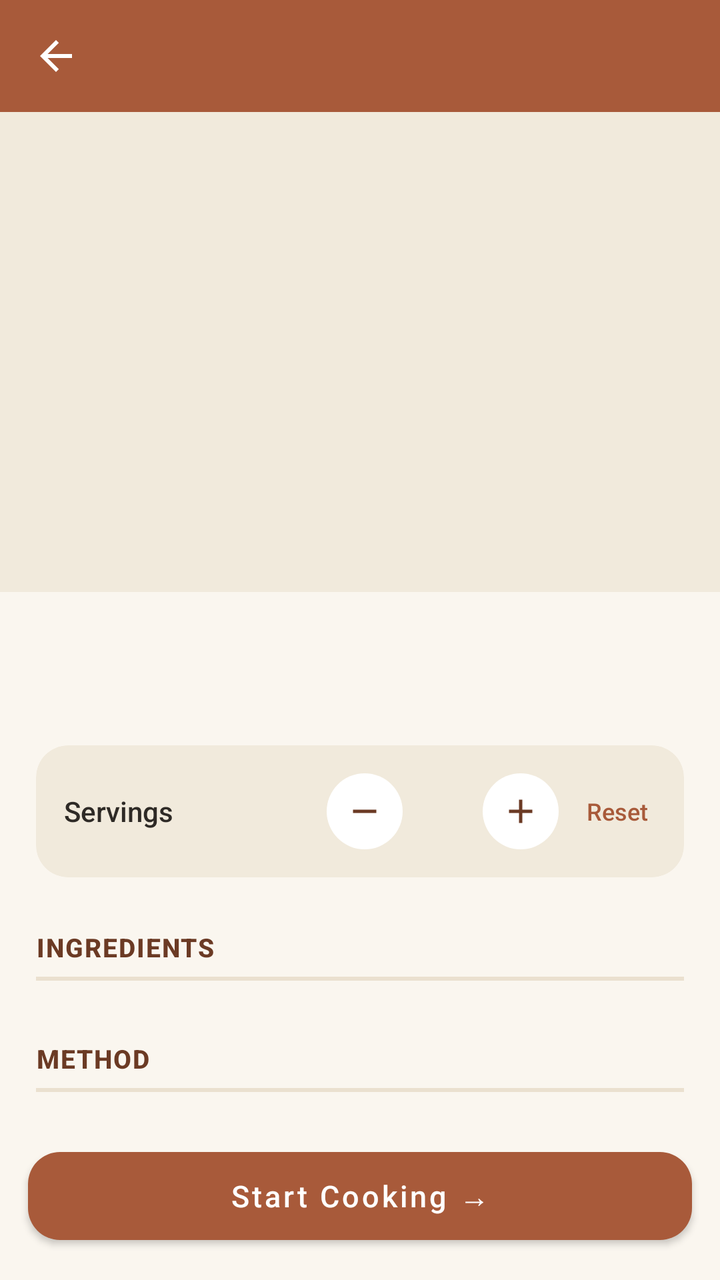
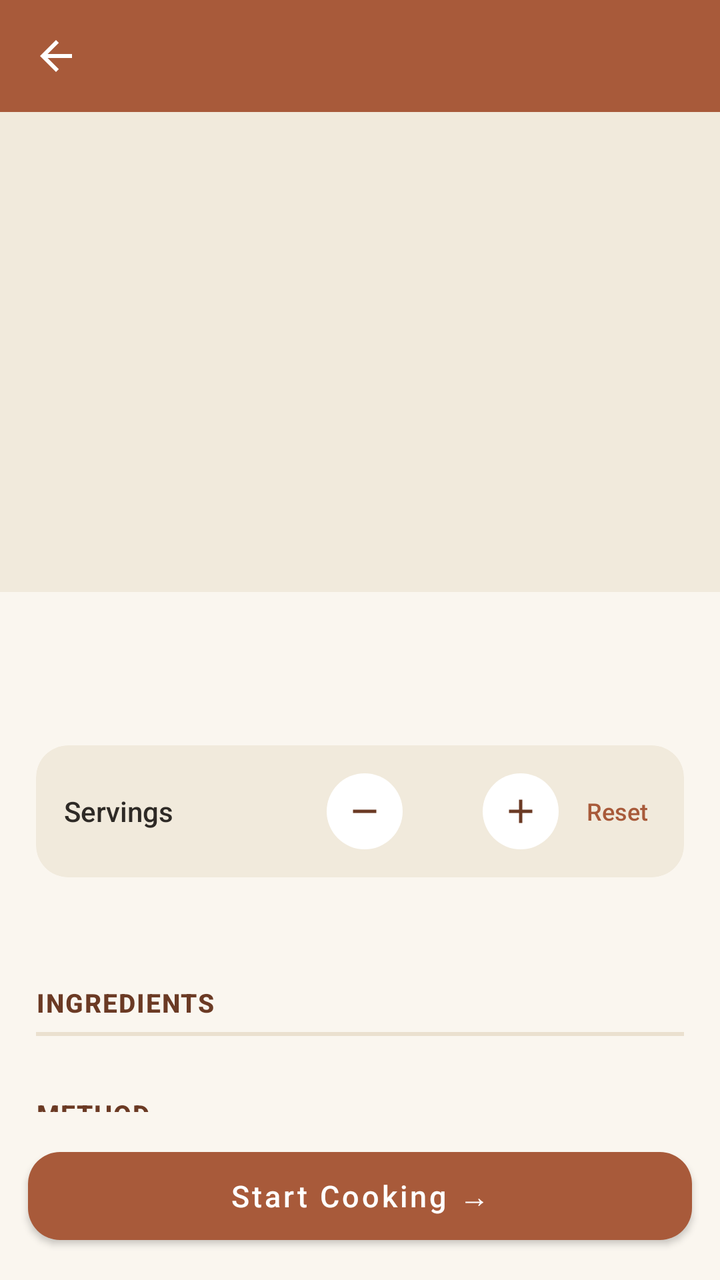

Two renders of the same Android screen: before a commit and after it. Below are the layout's source before the change and the commit's diff.
<!-- AndroidManifest.xml: application theme Theme.Aaswad -->
<!-- res/layout/activity_recipe_detail.xml -->
<?xml version="1.0" encoding="utf-8"?>
<LinearLayout xmlns:android="http://schemas.android.com/apk/res/android"
    xmlns:app="http://schemas.android.com/apk/res-auto"
    android:layout_width="match_parent"
    android:layout_height="match_parent"
    android:orientation="vertical"
    android:background="@color/background">

    <com.google.android.material.appbar.AppBarLayout
        android:layout_width="match_parent"
        android:layout_height="wrap_content"
        android:background="@color/primary"
        android:theme="@style/ThemeOverlay.MaterialComponents.Dark.ActionBar"
        app:elevation="2dp">

        <androidx.appcompat.widget.Toolbar
            android:id="@+id/detailToolbar"
            android:layout_width="match_parent"
            android:layout_height="?attr/actionBarSize"
            app:titleTextColor="@color/white"
            app:titleTextAppearance="@style/ToolbarTitleModern"
            app:navigationIcon="@drawable/ic_back" />

    </com.google.android.material.appbar.AppBarLayout>

    <androidx.core.widget.NestedScrollView
        android:layout_width="match_parent"
        android:layout_height="0dp"
        android:layout_weight="1"
        android:fillViewport="true">

        <LinearLayout
            android:layout_width="match_parent"
            android:layout_height="wrap_content"
            android:orientation="vertical"
            android:paddingBottom="24dp">

            <ImageView
                android:id="@+id/detailHeroImage"
                android:layout_width="match_parent"
                android:layout_height="240dp"
                android:scaleType="centerCrop"
                android:background="@color/chip_bg" />

            <LinearLayout
                android:layout_width="match_parent"
                android:layout_height="wrap_content"
                android:orientation="vertical"
                android:paddingStart="18dp"
                android:paddingEnd="18dp"
                android:paddingTop="16dp">

                <TextView
                    android:id="@+id/detailTitle"
                    android:layout_width="match_parent"
                    android:layout_height="wrap_content"
                    android:textSize="24sp"
                    android:fontFamily="serif"
                    android:textStyle="bold"
                    android:textColor="@color/primary_dark"
                    android:lineSpacingExtra="2dp" />

                <com.google.android.material.chip.ChipGroup
                    android:id="@+id/detailChipsRow"
                    android:layout_width="match_parent"
                    android:layout_height="wrap_content"
                    android:layout_marginTop="10dp"
                    app:chipSpacingHorizontal="6dp" />

                
                <androidx.cardview.widget.CardView
                    android:layout_width="match_parent"
                    android:layout_height="wrap_content"
                    android:layout_marginTop="18dp"
                    app:cardCornerRadius="16dp"
                    app:cardElevation="0dp"
                    app:cardBackgroundColor="@color/chip_bg">

                    <LinearLayout
                        android:layout_width="match_parent"
                        android:layout_height="wrap_content"
                        android:orientation="horizontal"
                        android:gravity="center_vertical"
                        android:padding="14dp">

                        <TextView
                            android:layout_width="0dp"
                            android:layout_height="wrap_content"
                            android:layout_weight="1"
                            android:text="Servings"
                            android:textSize="14sp"
                            android:fontFamily="sans-serif-medium"
                            android:textColor="@color/text_primary" />

                        <ImageButton
                            android:id="@+id/servingsMinusButton"
                            android:layout_width="38dp"
                            android:layout_height="38dp"
                            android:background="@drawable/serving_button_bg"
                            android:src="@drawable/ic_minus"
                            app:tint="@color/primary_dark"
                            android:contentDescription="Decrease servings" />

                        <TextView
                            android:id="@+id/servingsCountText"
                            android:layout_width="40dp"
                            android:layout_height="wrap_content"
                            android:gravity="center"
                            android:textSize="18sp"
                            android:fontFamily="sans-serif-medium"
                            android:textColor="@color/text_primary" />

                        <ImageButton
                            android:id="@+id/servingsPlusButton"
                            android:layout_width="38dp"
                            android:layout_height="38dp"
                            android:background="@drawable/serving_button_bg"
                            android:src="@drawable/ic_plus"
                            app:tint="@color/primary_dark"
                            android:contentDescription="Increase servings" />

                        <TextView
                            android:id="@+id/servingsResetText"
                            android:layout_width="wrap_content"
                            android:layout_height="wrap_content"
                            android:layout_marginStart="10dp"
                            android:text="Reset"
                            android:textSize="12sp"
                            android:fontFamily="sans-serif-medium"
                            android:textColor="@color/primary"
                            android:padding="4dp" />

                    </LinearLayout>

                </androidx.cardview.widget.CardView>

                
                <TextView
                    android:layout_width="wrap_content"
                    android:layout_height="wrap_content"
                    android:layout_marginTop="26dp"
                    android:text="INGREDIENTS"
                    android:textSize="13sp"
                    android:fontFamily="sans-serif-medium"
                    android:textStyle="bold"
                    android:textColor="@color/primary_dark"
                    android:letterSpacing="0.05" />

                <View
                    android:layout_width="match_parent"
                    android:layout_height="2dp"
                    android:layout_marginTop="6dp"
                    android:layout_marginBottom="4dp"
                    android:background="@color/divider" />

                <LinearLayout
                    android:id="@+id/ingredientsContainer"
                    android:layout_width="match_parent"
                    android:layout_height="wrap_content"
                    android:orientation="vertical" />

                
                <TextView
                    android:layout_width="wrap_content"
                    android:layout_height="wrap_content"
                    android:layout_marginTop="26dp"
                    android:text="METHOD"
                    android:textSize="13sp"
                    android:fontFamily="sans-serif-medium"
                    android:textStyle="bold"
                    android:textColor="@color/primary_dark"
                    android:letterSpacing="0.05" />

                <View
                    android:layout_width="match_parent"
                    android:layout_height="2dp"
                    android:layout_marginTop="6dp"
                    android:layout_marginBottom="10dp"
                    android:background="@color/divider" />

                <LinearLayout
                    android:id="@+id/stepsContainer"
                    android:layout_width="match_parent"
                    android:layout_height="wrap_content"
                    android:orientation="vertical" />

                
                <androidx.cardview.widget.CardView
                    android:id="@+id/tipCard"
                    android:layout_width="match_parent"
                    android:layout_height="wrap_content"
                    android:layout_marginTop="22dp"
                    app:cardCornerRadius="12dp"
                    app:cardElevation="0dp"
                    app:cardBackgroundColor="#F6EFDD"
                    android:visibility="gone">

                    <LinearLayout
                        android:layout_width="match_parent"
                        android:layout_height="wrap_content"
                        android:orientation="horizontal"
                        android:padding="14dp">

                        <TextView
                            android:layout_width="wrap_content"
                            android:layout_height="wrap_content"
                            android:text="💡"
                            android:textSize="16sp"
                            android:layout_marginEnd="10dp" />

                        <TextView
                            android:id="@+id/tipText"
                            android:layout_width="0dp"
                            android:layout_height="wrap_content"
                            android:layout_weight="1"
                            android:textSize="13.5sp"
                            android:fontFamily="sans-serif"
                            android:textColor="#5C5240"
                            android:lineSpacingExtra="3dp" />

                    </LinearLayout>

                </androidx.cardview.widget.CardView>

            </LinearLayout>

        </LinearLayout>

    </androidx.core.widget.NestedScrollView>

    <com.google.android.material.button.MaterialButton
        android:id="@+id/startCookingButton"
        android:layout_width="match_parent"
        android:layout_height="56dp"
        android:layout_margin="14dp"
        android:text="Start Cooking →"
        android:textSize="15sp"
        android:textAllCaps="false"
        app:backgroundTint="@color/primary"
        app:cornerRadius="16dp"
        android:textColor="@color/white"
        android:elevation="6dp" />

</LinearLayout>
<!-- resources referenced by this layout -->
<resources>
  <color name="background">#FAF6EF</color>
  <color name="chip_bg">#F1EADC</color>
  <color name="divider">#EAE0CF</color>
  <color name="primary">#A85A3A</color>
  <color name="primary_dark">#6B3A24</color>
  <color name="text_primary">#2E2A26</color>
  <color name="white">#FFFFFF</color>
  <!-- drawable ic_back (drawable) -->
  <vector xmlns:android="http://schemas.android.com/apk/res/android"
      android:width="24dp"
      android:height="24dp"
      android:viewportWidth="24"
      android:viewportHeight="24"
      android:tint="#FFFFFF">
      <path
          android:fillColor="#FF000000"
          android:pathData="M20,11H7.83l5.59,-5.59L12,4l-8,8 8,8 1.41,-1.41L7.83,13H20v-2z" />
  </vector>
  <!-- drawable ic_minus (drawable) -->
  <vector xmlns:android="http://schemas.android.com/apk/res/android"
      android:width="20dp" android:height="20dp"
      android:viewportWidth="24" android:viewportHeight="24">
      <path android:fillColor="#FF000000" android:pathData="M19,13H5v-2h14v2z"/>
  </vector>
  <!-- drawable ic_plus (drawable) -->
  <vector xmlns:android="http://schemas.android.com/apk/res/android"
      android:width="20dp" android:height="20dp"
      android:viewportWidth="24" android:viewportHeight="24">
      <path android:fillColor="#FF000000" android:pathData="M19,13h-6v6h-2v-6H5v-2h6V5h2v6h6v2z"/>
  </vector>
  <!-- drawable serving_button_bg (drawable) -->
  <?xml version="1.0" encoding="utf-8"?>
  <ripple xmlns:android="http://schemas.android.com/apk/res/android"
      android:color="@color/divider">
      <item>
          <shape android:shape="oval">
              <solid android:color="@color/surface" />
          </shape>
      </item>
  </ripple>
  <style name="ToolbarTitleModern" parent="TextAppearance.Widget.AppCompat.Toolbar.Title">
          <item name="android:textSize">22sp</item>
          <item name="android:fontFamily">sans-serif-medium</item>
          <item name="android:letterSpacing">0.01</item>
      </style>
  <style name="Theme.Aaswad" parent="Theme.MaterialComponents.DayNight.NoActionBar">
          <item name="colorPrimary">@color/primary</item>
          <item name="colorPrimaryDark">@color/primary_dark</item>
          <item name="colorAccent">@color/primary</item>
          <item name="android:windowBackground">@color/background</item>
          <item name="android:statusBarColor">@color/primary_dark</item>
      </style>
  <color name="surface">#FFFFFF</color>
</resources>

<!-- the commit's change to res/layout/activity_recipe_detail.xml (unified diff, before → after) -->
@@ -133,6 +133,16 @@
                     </LinearLayout>
 
                 </androidx.cardview.widget.CardView>
+
+                <TextView
+                    android:id="@+id/nutritionText"
+                    android:layout_width="match_parent"
+                    android:layout_height="wrap_content"
+                    android:layout_marginTop="10dp"
+                    android:textSize="13sp"
+                    android:fontFamily="sans-serif-medium"
+                    android:textColor="@color/text_secondary"
+                    android:gravity="center" />
 
                 
                 <TextView
<!-- resource entries referenced after the edit -->
@@ -6,6 +6,7 @@
   <color name="primary">#A85A3A</color>
   <color name="primary_dark">#6B3A24</color>
   <color name="text_primary">#2E2A26</color>
+  <color name="text_secondary">#8B7F6E</color>
   <color name="white">#FFFFFF</color>
   <!-- drawable ic_back (drawable) -->
   <vector xmlns:android="http://schemas.android.com/apk/res/android"
